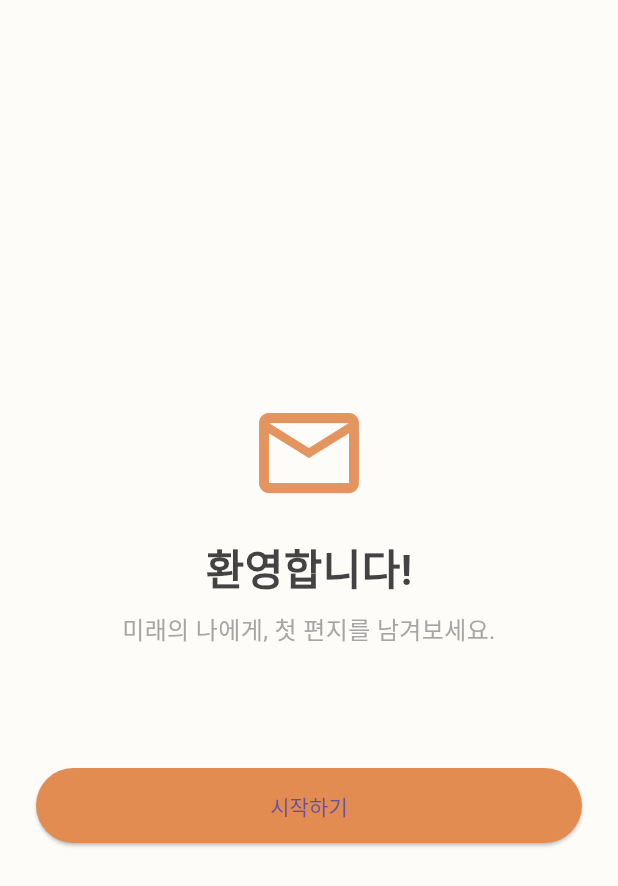
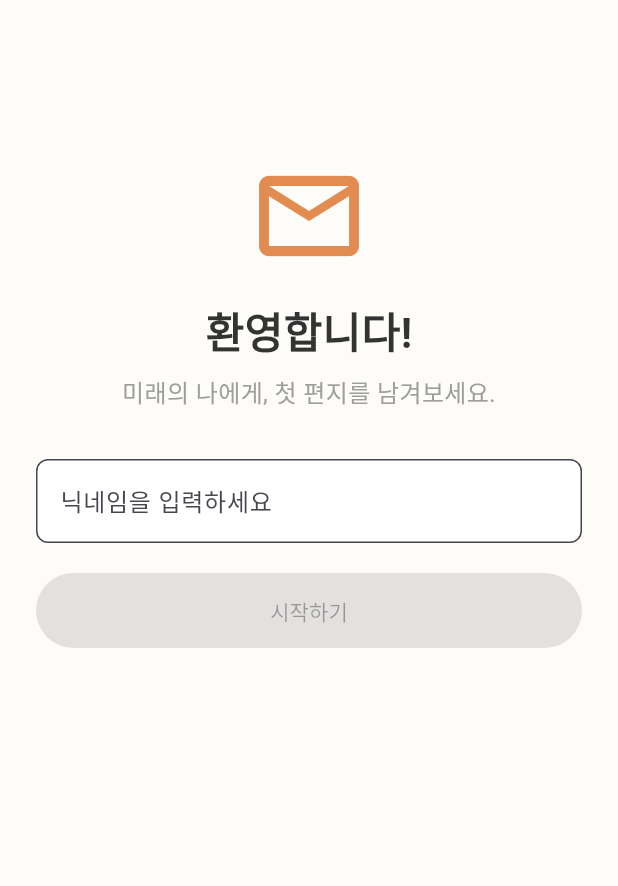
Before and after one commit to Hoseok-Seong/Re_Tap_Frontend, a Flutter app: the WelcomeScreen screen opened by its route, on a phone screen of 412 x 824 dp. Shown: the top 886 px of the screen. Run offline on Flutter 3.47's test engine with Material 3 defaults, Android fonts, the phone set to English and light mode, and no system bars; our stand-ins replace dio, flutter_dotenv, go_router, google_sign_in, shared_preferences; missing offline and left inert: flutter_naver_login, kakao_flutter_sdk_common, kakao_flutter_sdk_user; accounts and stored records are empty.

Commit message:
웰컴 화면 개발, 전체 화면 개발 완료

```diff
--- a/lib/routes/app_router.dart
+++ b/lib/routes/app_router.dart
@@ -4,10 +4,10 @@ import 'package:future_letter/screens/notification_screen.dart';
 import 'package:future_letter/screens/welcome_screen.dart';
 import 'package:go_router/go_router.dart';
 
+import '../screens/main_layout.dart';
 import '../screens/settings_screen.dart';
 import '../screens/splash_screen.dart';
 import '../screens/login_screen.dart';
-import '../screens/profile_setup_screen.dart';
 import '../screens/home_screen.dart';
 import '../screens/letter_write_screen.dart';
 import '../screens/letter_list_screen.dart';
@@ -28,24 +28,37 @@ class AppRouter {
         builder: (context, state) => LoginScreen(),
       ),
       GoRoute(
-        path: '/profile-setup',
-        name: 'profile-setup',
+        path: '/agreement',
+        name: 'agreement',
         builder: (context, state) => const AgreementScreen(),
       ),
       GoRoute(
         path: '/home',
         name: 'home',
-        builder: (context, state) => const HomeScreen(),
+        pageBuilder: (context, state) => const NoTransitionPage(
+          child: MainLayout(currentIndex: 0),
+        ),
       ),
       GoRoute(
         path: '/write',
         name: 'write',
-        builder: (context, state) => const LetterWriteScreen(),
+        pageBuilder: (context, state) => const NoTransitionPage(
+          child: MainLayout(currentIndex: 1),
+        ),
       ),
       GoRoute(
         path: '/letters',
         name: 'letters',
-        builder: (context, state) => const LetterListScreen(),
+        pageBuilder: (context, state) => const NoTransitionPage(
+          child: MainLayout(currentIndex: 2),
+        ),
+      ),
+      GoRoute(
+        path: '/mypage',
+        name: 'mypage',
+        pageBuilder: (context, state) => const NoTransitionPage(
+          child: MainLayout(currentIndex: 3),
+        ),
       ),
       GoRoute(
         path: '/detail/:id',
@@ -54,11 +67,6 @@ class AppRouter {
           final id = state.pathParameters['id'];
           return LetterDetailScreen(letterId: id!);
         },
-      ),
-      GoRoute(
-        path: '/mypage',
-        name: 'mypage',
-        builder: (context, state) => const MyPageScreen(),
       ),
       GoRoute(
         path: '/notification',
--- a/lib/screens/agreement_screen.dart
+++ b/lib/screens/agreement_screen.dart
@@ -45,7 +45,8 @@ class _AgreementScreenState extends State<AgreementScreen> {
   }
 
   void _saveAgreement() {
-    // 약관 저장 후 다음 화면으로 이동
+    // TODO: 약관 저장 후 다음 화면으로 이동
+    context.go('/welcome');
   }
 
   Widget _buildAgreementTile({
--- a/lib/screens/welcome_screen.dart
+++ b/lib/screens/welcome_screen.dart
@@ -13,8 +13,11 @@ class WelcomeScreen extends StatefulWidget {
 class _WelcomeScreenState extends State<WelcomeScreen>
     with SingleTickerProviderStateMixin {
   late AnimationController _controller;
-  late Animation<double> _scaleAnimation;
+  late Animation<Offset> _slideAnimation;
   late Animation<double> _fadeAnimation;
+  final TextEditingController _nicknameController = TextEditingController();
+
+  bool get _isNicknameFilled => _nicknameController.text.trim().isNotEmpty;
 
   @override
   void initState() {
@@ -22,21 +25,25 @@ class _WelcomeScreenState extends State<WelcomeScreen>
 
     _controller = AnimationController(
       vsync: this,
-      duration: const Duration(seconds: 2),
+      duration: const Duration(milliseconds: 1200),
     )..forward();
 
-    _scaleAnimation = Tween(begin: 0.8, end: 1.0).animate(
-      CurvedAnimation(parent: _controller, curve: Curves.easeOut),
+    _slideAnimation = Tween<Offset>(
+      begin: const Offset(0, 0.2),
+      end: Offset.zero,
+    ).animate(
+      CurvedAnimation(parent: _controller, curve: Curves.easeOutCubic),
     );
 
-    _fadeAnimation = Tween(begin: 0.0, end: 1.0).animate(
-      CurvedAnimation(parent: _controller, curve: Curves.easeIn),
+    _fadeAnimation = Tween<double>(begin: 0, end: 1).animate(
+      CurvedAnimation(parent: _controller, curve: Curves.easeInOut),
     );
   }
 
   @override
   void dispose() {
     _controller.dispose();
+    _nicknameController.dispose();
     super.dispose();
   }
 
@@ -44,15 +51,18 @@ class _WelcomeScreenState extends State<WelcomeScreen>
   Widget build(BuildContext context) {
     return Scaffold(
       backgroundColor: AppColors.background,
-      body: Padding(
-        padding: const EdgeInsets.all(24),
+      resizeToAvoidBottomInset: true, // 키보드 올라와도 UI 줄어들도록
+      body: SafeArea(
+        child: SingleChildScrollView(
+          padding: EdgeInsets.fromLTRB(24, 24, 24, MediaQuery.of(context).viewInsets.bottom + 24),
           child: Column(
-          mainAxisAlignment: MainAxisAlignment.center,
+            crossAxisAlignment: CrossAxisAlignment.center,
             children: [
-            ScaleTransition(
-              scale: _scaleAnimation,
-              child: FadeTransition(
+              const SizedBox(height: 80),
+              FadeTransition(
                 opacity: _fadeAnimation,
+                child: SlideTransition(
+                  position: _slideAnimation,
                   child: Column(
                     children: [
                       const Icon(Icons.mail_outline,
@@ -72,27 +82,47 @@ class _WelcomeScreenState extends State<WelcomeScreen>
                         style: TextStyle(fontSize: 16, color: Colors.grey),
                         textAlign: TextAlign.center,
                       ),
-                  ],
+                      const SizedBox(height: 32),
+                      TextField(
+                        controller: _nicknameController,
+                        onChanged: (_) => setState(() {}),
+                        decoration: InputDecoration(
+                          labelText: '닉네임을 입력하세요',
+                          border: OutlineInputBorder(
+                            borderRadius: BorderRadius.circular(8),
+                          ),
+                          filled: true,
+                          fillColor: Colors.white,
                         ),
                       ),
-            ),
-            const SizedBox(height: 80),
+                      const SizedBox(height: 20),
                       SizedBox(
                         width: double.infinity,
                         height: 50,
                         child: ElevatedButton(
                           style: ElevatedButton.styleFrom(
-                  backgroundColor: AppColors.primary,
+                            backgroundColor: _isNicknameFilled
+                                ? AppColors.primary
+                                : Colors.grey.shade300,
                           ),
-                onPressed: () {
+                          onPressed: _isNicknameFilled
+                              ? () {
+                            final nickname = _nicknameController.text.trim();
+                            // TODO: 닉네임 저장 로직
                             context.go('/home');
-                },
+                          }
+                              : null,
                           child: const Text('시작하기'),
                         ),
                       )
                     ],
                   ),
                 ),
+              ),
+            ],
+          ),
+        ),
+      ),
     );
   }
 }
```
Also changed, not shown: lib/screens/home_screen.dart (+2 -5 lines), lib/screens/letter_detail_screen.dart (+11 -0 lines), lib/screens/letter_list_screen.dart (+2 -5 lines), lib/screens/letter_write_screen.dart (+2 -5 lines), lib/screens/login_screen.dart (+4 -4 lines), lib/screens/main_layout.dart (+17 -4 lines), lib/screens/my_page_screen.dart (+8 -6 lines), lib/screens/profile_setup_screen.dart (deleted, +0 -164 lines), lib/screens/settings_screen.dart (+29 -9 lines). Lines whose indentation alone changed are shown as unchanged.
